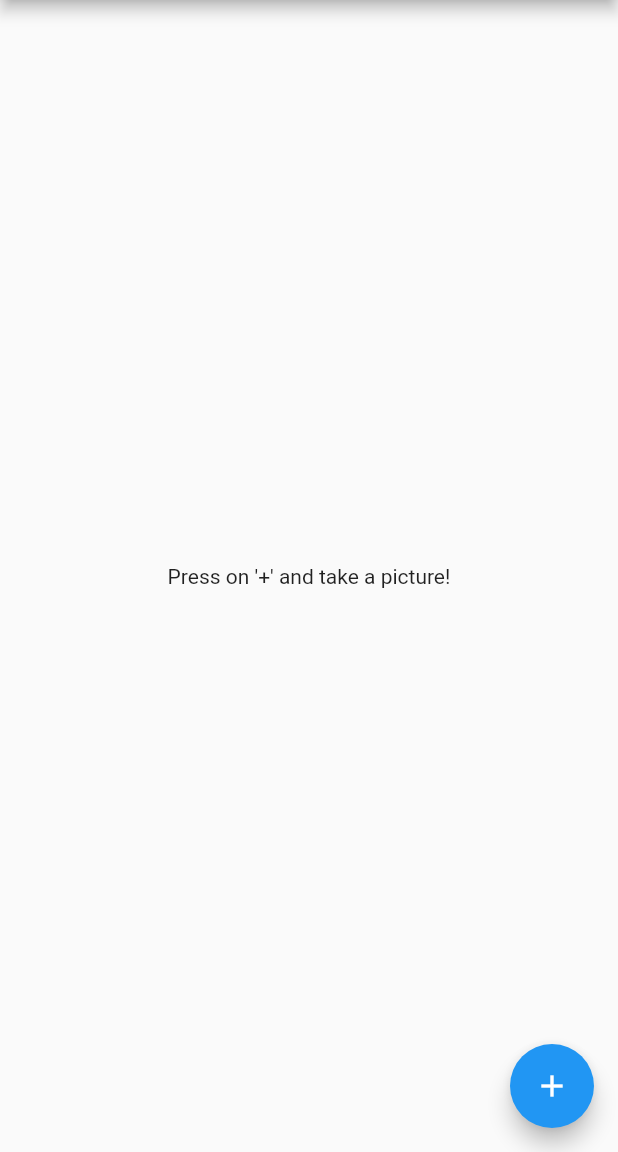
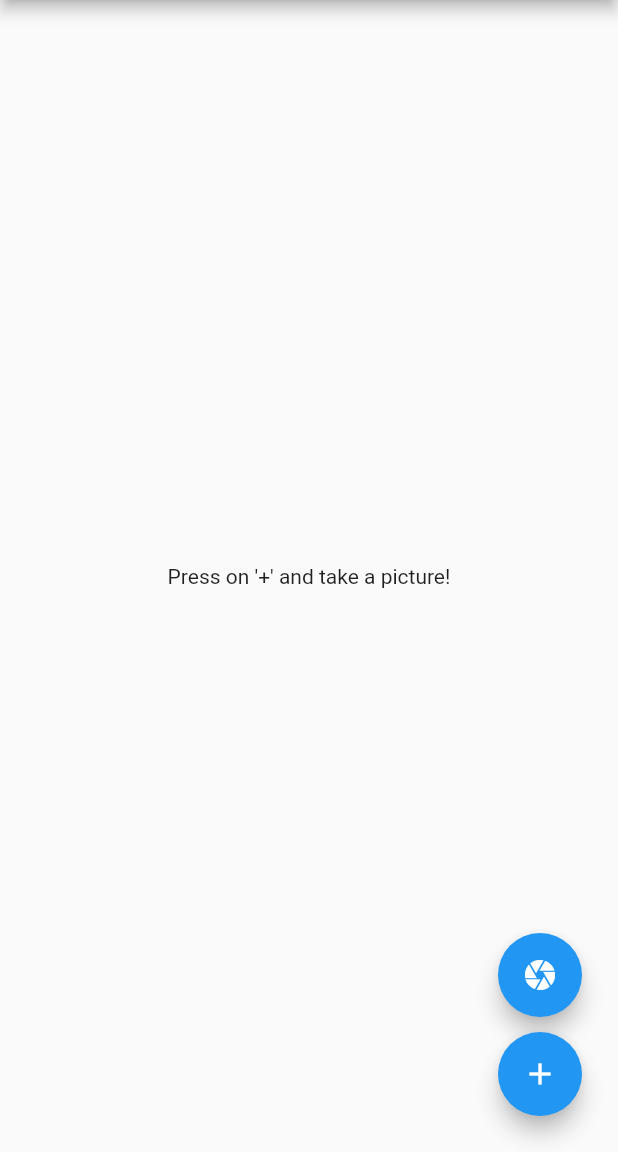
Before and after one commit to drcoconutphd/bushier2, a Flutter app: the screen it shows after launch, on a phone screen of 412 x 824 dp, the part 84-1236 px from its top. Run offline on Flutter 3.47's test engine with Material 2 defaults, Android fonts, the phone set to English and light mode, and no system bars; our stand-ins replace camera, firebase_core, firebase_database; accounts and stored records are empty.

Commit message:
Home: refactor floating action button, add test db button

```diff
--- a/lib/views/home.dart
+++ b/lib/views/home.dart
@@ -3,6 +3,8 @@ import 'dart:io';
 import 'package:bushier2/views/capture.dart';
 import 'package:camera/camera.dart';
 import 'package:flutter/material.dart';
+
+import '../DAO.dart';
 
 class HomeView extends StatefulWidget {
   final CameraDescription cameraDescription;
@@ -22,12 +24,34 @@ class HomeView extends StatefulWidget {
 }
 
 class _HomeViewState extends State<HomeView> {
-  int _counter = 0;
+  DAO dao = DAO();
 
-  void _incrementCounter() {
-    setState(() {
-      _counter++;
-    });
+  Widget takePictureButton() {
+    return FloatingActionButton(
+      onPressed: () async {
+        try {
+          await Navigator.of(context).push(
+            MaterialPageRoute(
+              builder: (context) => CaptureView(
+                  camera: widget.cameraDescription
+              ),
+            ),
+          );
+        } catch (e) {
+          SnackBar(content: Text(e.toString()));
+        }
+      },
+      child: const Icon(Icons.camera),
+    );
+  }
+
+  Widget dbTestButton() {
+    return FloatingActionButton(
+      onPressed: () async {
+        dao.update();
+      },
+      child: const Icon(Icons.add),
+    );
   }
 
   @override
@@ -55,23 +79,17 @@ class _HomeViewState extends State<HomeView> {
           ],
         ),
       ),
-      floatingActionButton: FloatingActionButton(
-        onPressed: () async {
-          try {
-            await Navigator.of(context).push(
-              MaterialPageRoute(
-                builder: (context) => CaptureView(
-                  camera: widget.cameraDescription
-                ),
-              ),
-            );
-          } catch (e) {
-            SnackBar(content: Text(e.toString()));
-          }
-        },
-        tooltip: 'Increment',
-        child: const Icon(Icons.add),
-      ), // This trailing comma makes auto-formatting nicer for build methods.
+      floatingActionButton: Padding(
+        padding: const EdgeInsets.all(8.0),
+        child: Column(
+          mainAxisAlignment: MainAxisAlignment.end,
+          children: <Widget>[
+            takePictureButton(),
+            const SizedBox(height: 10),
+            dbTestButton()
+          ],
+        ),
+      )
     );
   }
 }
```
